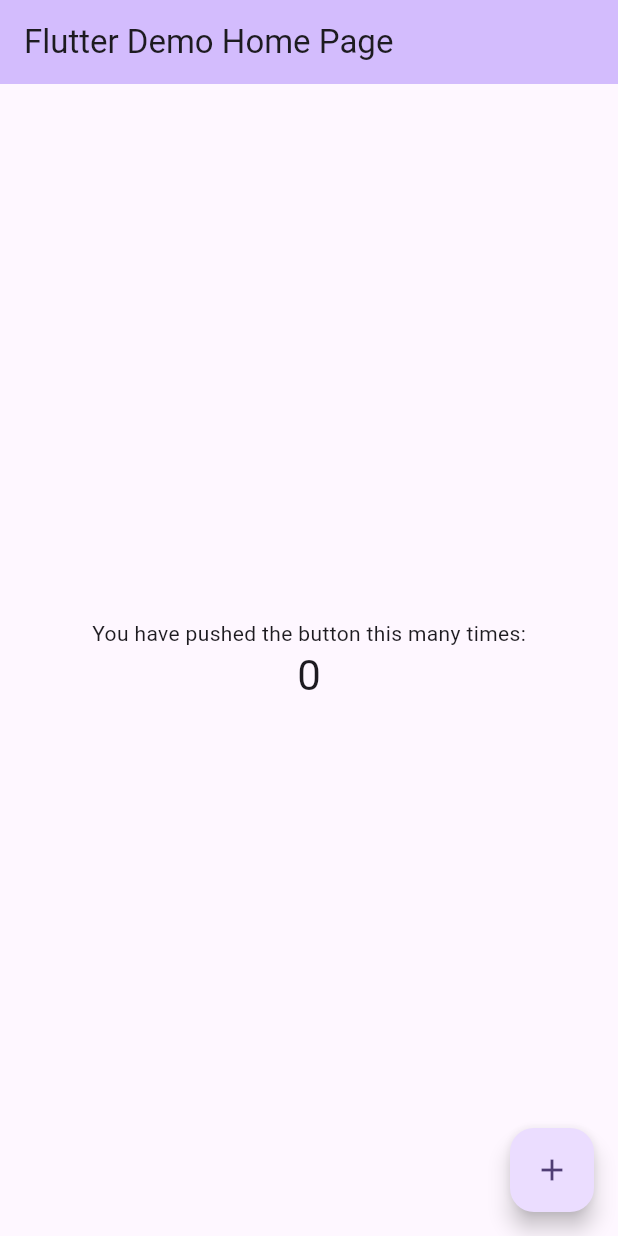
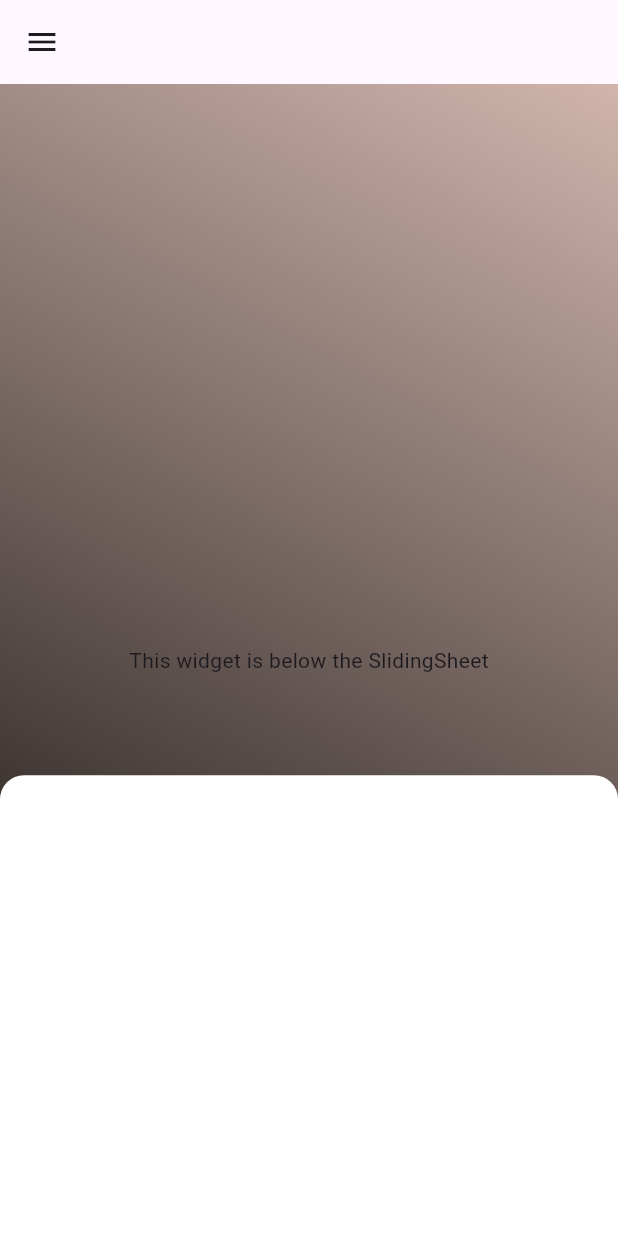
Before and after one commit to sibu97/portfolio-flutter, a Flutter app: the screen it shows after launch, on a phone screen of 412 x 824 dp. Run offline on Flutter 3.47's test engine with Material 3 defaults, Android fonts, the light colour scheme and no system bars; our stand-ins replace wtf_sliding_sheet.

Commit message:
5april commit

```diff
--- a/lib/home.dart
+++ b/lib/home.dart
@@ -0,0 +1,80 @@
+import 'package:flutter/material.dart';
+import 'package:wtf_sliding_sheet/wtf_sliding_sheet.dart';
+
+class MyHome extends StatefulWidget {
+  const MyHome({super.key});
+
+  @override
+  State<MyHome> createState() => _MyHomeState();
+}
+
+class _MyHomeState extends State<MyHome> {
+  @override
+  Widget build(BuildContext context) {
+    return Scaffold(
+        // backgroundColor: Color.fromARGB(168, 0, 0, 0),
+        appBar: AppBar(
+          leading: PopupMenuButton(
+              icon: const Icon(Icons.menu),
+              color: Colors.black,
+              itemBuilder: (context) => [
+                    PopupMenuItem(
+                        child: TextButton(
+                            child: const Text(
+                              'Projects',
+                              style: TextStyle(color: Colors.amber),
+                            ),
+                            onPressed: () {})),
+                    PopupMenuItem(
+                        child: TextButton(
+                            child: const Text(
+                              'About',
+                              style: TextStyle(color: Colors.amber),
+                            ),
+                            onPressed: () {}))
+                  ]),
+        ),
+        body: Container(
+          decoration: const BoxDecoration(
+              gradient: LinearGradient(
+                  begin: Alignment.topRight,
+                  end: Alignment.bottomLeft,
+                  colors: [
+                Color.fromARGB(255, 209, 181, 172),
+                Color.fromARGB(255, 0, 0, 0),
+              ])),
+          child: SlidingSheet(
+
+              color: Colors.white,
+              shadowColor: Colors.black26,
+              elevation: 12,
+              maxWidth: 500,
+              cornerRadius: 16,
+              cornerRadiusOnFullscreen: 0.0,
+              closeOnBackdropTap: true,
+              closeOnBackButtonPressed: true,
+              addTopViewPaddingOnFullscreen: true,
+              isBackdropInteractable: true,
+              border: Border.all(
+                color: Colors.grey.shade300,
+                width: 3,
+              ),
+
+              body: Center(
+                child: Text('This widget is below the SlidingSheet'),
+              ),
+              builder: (context, state) {
+                // This is the content of the sheet that will get
+                // scrolled, if the content is bigger than the available
+                // height of the sheet.
+                return Container(
+                  height: 780,
+                  child: Center(
+                    child: Text('This is the content of the sheet'),
+                  ),
+                );
+              }
+              ),
+        ));
+  }
+}
--- a/lib/main.dart
+++ b/lib/main.dart
@@ -1,125 +1,20 @@
 import 'package:flutter/material.dart';
 
+import 'home.dart';
+
 void main() {
-  runApp(const MyApp());
+  runApp(
+     MaterialApp(
+      debugShowCheckedModeBanner: false,
+      initialRoute: 'home',
+      routes: {
+        'home': (context) => const MyHome(),
+        // 'about': (context) => About(),
+      },
+
+    ),
+
+
+
+   );
 }
-
-class MyApp extends StatelessWidget {
-  const MyApp({super.key});
-
-  // This widget is the root of your application.
-  @override
-  Widget build(BuildContext context) {
-    return MaterialApp(
-      title: 'Flutter Demo',
-      theme: ThemeData(
-        // This is the theme of your application.
-        //
-        // TRY THIS: Try running your application with "flutter run". You'll see
-        // the application has a purple toolbar. Then, without quitting the app,
-        // try changing the seedColor in the colorScheme below to Colors.green
-        // and then invoke "hot reload" (save your changes or press the "hot
-        // reload" button in a Flutter-supported IDE, or press "r" if you used
-        // the command line to start the app).
-        //
-        // Notice that the counter didn't reset back to zero; the application
-        // state is not lost during the reload. To reset the state, use hot
-        // restart instead.
-        //
-        // This works for code too, not just values: Most code changes can be
-        // tested with just a hot reload.
-        colorScheme: ColorScheme.fromSeed(seedColor: Colors.deepPurple),
-        useMaterial3: true,
-      ),
-      home: const MyHomePage(title: 'Flutter Demo Home Page'),
-    );
-  }
-}
-
-class MyHomePage extends StatefulWidget {
-  const MyHomePage({super.key, required this.title});
-
-  // This widget is the home page of your application. It is stateful, meaning
-  // that it has a State object (defined below) that contains fields that affect
-  // how it looks.
-
-  // This class is the configuration for the state. It holds the values (in this
-  // case the title) provided by the parent (in this case the App widget) and
-  // used by the build method of the State. Fields in a Widget subclass are
-  // always marked "final".
-
-  final String title;
-
-  @override
-  State<MyHomePage> createState() => _MyHomePageState();
-}
-
-class _MyHomePageState extends State<MyHomePage> {
-  int _counter = 0;
-
-  void _incrementCounter() {
-    setState(() {
-      // This call to setState tells the Flutter framework that something has
-      // changed in this State, which causes it to rerun the build method below
-      // so that the display can reflect the updated values. If we changed
-      // _counter without calling setState(), then the build method would not be
-      // called again, and so nothing would appear to happen.
-      _counter++;
-    });
-  }
-
-  @override
-  Widget build(BuildContext context) {
-    // This method is rerun every time setState is called, for instance as done
-    // by the _incrementCounter method above.
-    //
-    // The Flutter framework has been optimized to make rerunning build methods
-    // fast, so that you can just rebuild anything that needs updating rather
-    // than having to individually change instances of widgets.
-    return Scaffold(
-      appBar: AppBar(
-        // TRY THIS: Try changing the color here to a specific color (to
-        // Colors.amber, perhaps?) and trigger a hot reload to see the AppBar
-        // change color while the other colors stay the same.
-        backgroundColor: Theme.of(context).colorScheme.inversePrimary,
-        // Here we take the value from the MyHomePage object that was created by
-        // the App.build method, and use it to set our appbar title.
-        title: Text(widget.title),
-      ),
-      body: Center(
-        // Center is a layout widget. It takes a single child and positions it
-        // in the middle of the parent.
-        child: Column(
-          // Column is also a layout widget. It takes a list of children and
-          // arranges them vertically. By default, it sizes itself to fit its
-          // children horizontally, and tries to be as tall as its parent.
-          //
-          // Column has various properties to control how it sizes itself and
-          // how it positions its children. Here we use mainAxisAlignment to
-          // center the children vertically; the main axis here is the vertical
-          // axis because Columns are vertical (the cross axis would be
-          // horizontal).
-          //
-          // TRY THIS: Invoke "debug painting" (choose the "Toggle Debug Paint"
-          // action in the IDE, or press "p" in the console), to see the
-          // wireframe for each widget.
-          mainAxisAlignment: MainAxisAlignment.center,
-          children: <Widget>[
-            const Text(
-              'You have pushed the button this many times:',
-            ),
-            Text(
-              '$_counter',
-              style: Theme.of(context).textTheme.headlineMedium,
-            ),
-          ],
-        ),
-      ),
-      floatingActionButton: FloatingActionButton(
-        onPressed: _incrementCounter,
-        tooltip: 'Increment',
-        child: const Icon(Icons.add),
-      ), // This trailing comma makes auto-formatting nicer for build methods.
-    );
-  }
-}
--- a/pubspec.yaml
+++ b/pubspec.yaml
@@ -35,6 +35,8 @@ dependencies:
   # The following adds the Cupertino Icons font to your application.
   # Use with the CupertinoIcons class for iOS style icons.
   cupertino_icons: ^1.0.6
+  font_awesome_flutter: ^10.7.0
+  wtf_sliding_sheet: ^1.1.3
 
 dev_dependencies:
   flutter_test:
```
Also changed, not shown: pubspec.lock, 1 other file.
